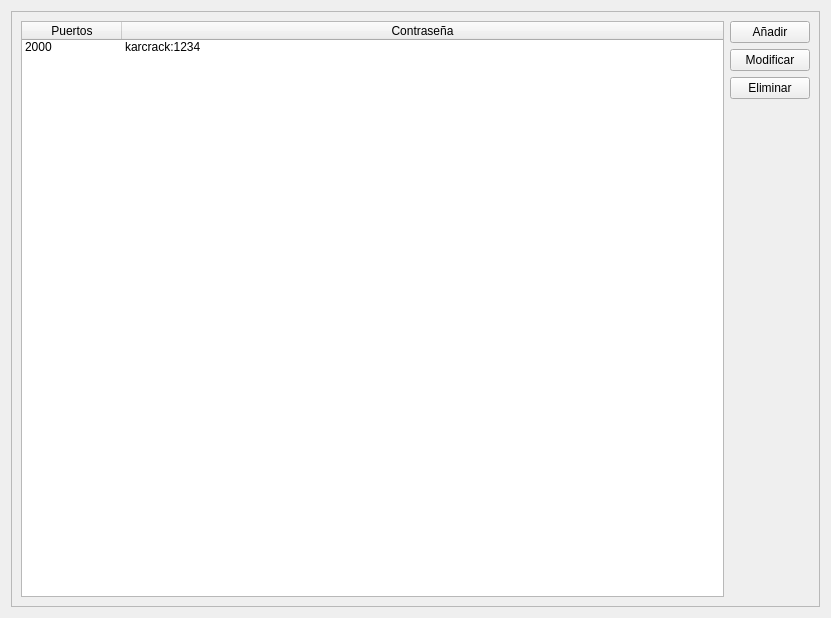
This is client/gui/stealthtab2.ui in hryuk/stealth as Qt 5 draws it before an edit. The edited form follows.
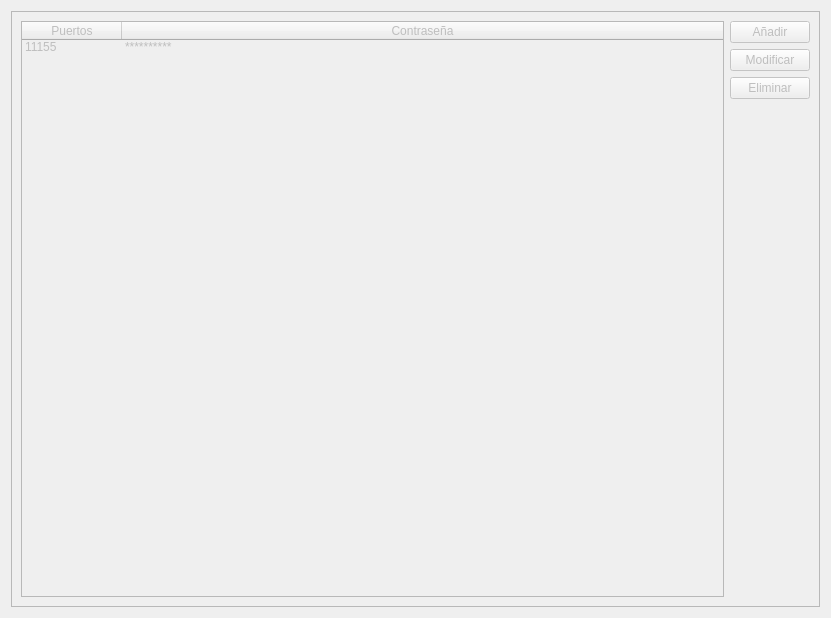
This is the edited form.

```diff
--- a/client/gui/stealthtab2.ui
+++ b/client/gui/stealthtab2.ui
@@ -28,6 +28,9 @@
      <layout class="QGridLayout" name="gridLayout_2">
       <item row="0" column="1">
        <widget class="QPushButton" name="pushButton">
+        <property name="enabled">
+         <bool>false</bool>
+        </property>
         <property name="text">
          <string>Añadir</string>
         </property>
@@ -35,6 +38,9 @@
       </item>
       <item row="1" column="1">
        <widget class="QPushButton" name="pushButton_2">
+        <property name="enabled">
+         <bool>false</bool>
+        </property>
         <property name="text">
          <string>Modificar</string>
         </property>
@@ -42,6 +48,9 @@
       </item>
       <item row="2" column="1">
        <widget class="QPushButton" name="pushButton_3">
+        <property name="enabled">
+         <bool>false</bool>
+        </property>
         <property name="text">
          <string>Eliminar</string>
         </property>
@@ -62,6 +71,9 @@
       </item>
       <item row="0" column="0" rowspan="4">
        <widget class="QTreeWidget" name="treeWidget">
+        <property name="enabled">
+         <bool>false</bool>
+        </property>
         <property name="styleSheet">
          <string notr="true"/>
         </property>
@@ -113,10 +125,10 @@
         </column>
         <item>
          <property name="text">
-          <string>2000</string>
+          <string>11155</string>
          </property>
          <property name="text">
-          <string>karcrack:1234</string>
+          <string>**********</string>
          </property>
         </item>
        </widget>
```
